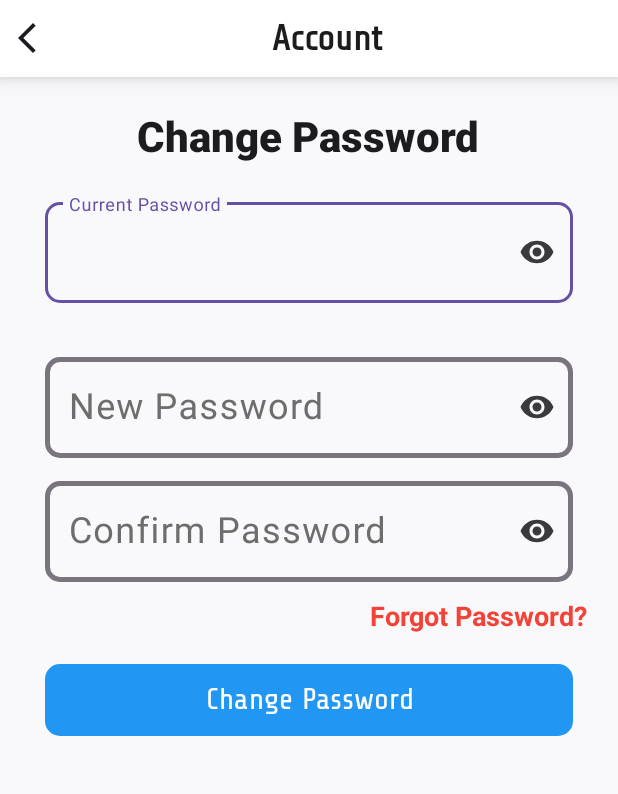
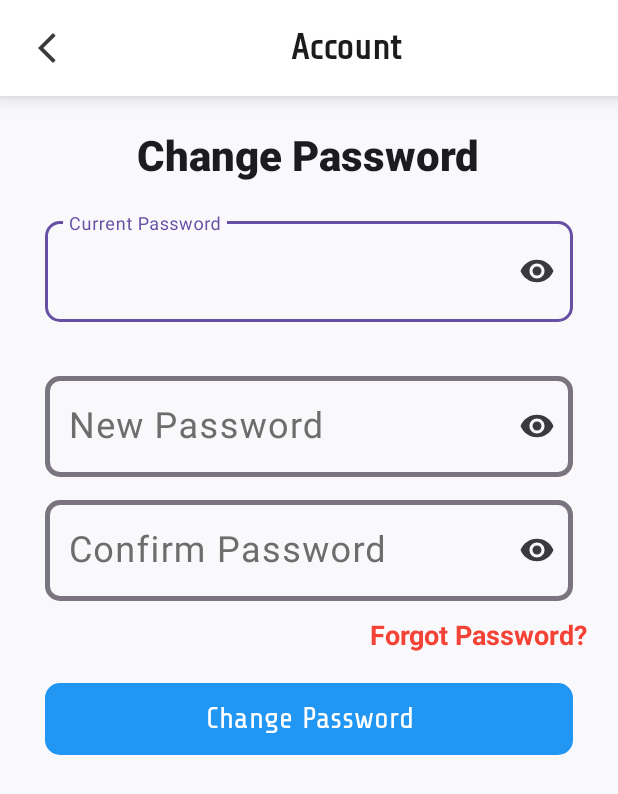
Before and after one commit to Alok-kumar2024/TimeVault-App, an Android app: the layout activity_change_password.xml on its own in the app's theme, with its tools: preview values and no code run, on a phone screen of 412 x 824 dp. Shown: the top 794 px of the screen. Run offline under Robolectric (Android 15) with nearby library versions, the phone set to English and light mode, and no system bars.

Commit message:
Fixed Some minor issues

```diff
--- a/app/src/main/java/com/example/timevault/View/Home_Fragment.kt
+++ b/app/src/main/java/com/example/timevault/View/Home_Fragment.kt
@@ -357,12 +357,11 @@ class Home_Fragment : Fragment(), SearchFragments {
                                     }
                             }
 
+                            startActivity(intent)
+
                             activity?.runOnUiThread {
                                 builderShowPassword.dismiss()
                             }
-
-                            startActivity(intent)
-
 
                         } else {
                             Toast.makeText(
--- a/app/src/main/java/com/example/timevault/View/VaultFragment.kt
+++ b/app/src/main/java/com/example/timevault/View/VaultFragment.kt
@@ -270,11 +270,12 @@ class VaultFragment : Fragment(), SearchFragments {
                                     }
                             }
 
+                            startActivity(intent)
+
                             activity?.runOnUiThread {
                                 builderShowPassword.dismiss()
                             }
 
-                            startActivity(intent)
                         } else {
                             Toast.makeText(
                                 requireContext(),
--- a/app/src/main/java/com/example/timevault/View/VaultLinkActivity.kt
+++ b/app/src/main/java/com/example/timevault/View/VaultLinkActivity.kt
@@ -238,12 +238,12 @@ class VaultLinkActivity : AppCompatActivity() {
 //                                    }
 //                            }
 
+
+                            startActivity(intent)
+
                             runOnUiThread{
                                 builderShowPassword.dismiss()
                             }
-
-                            startActivity(intent)
-
 
                         } else {
                             Toast.makeText(
--- a/app/src/main/res/layout/activity_change_password.xml
+++ b/app/src/main/res/layout/activity_change_password.xml
@@ -24,12 +24,11 @@
         <ImageButton
             android:id="@+id/IbBackButtonOfChangePassword"
             style="@style/SettingsImageButton"
-            android:layout_width="wrap_content"
-            android:layout_height="wrap_content"
+            android:layout_width="50dp"
+            android:layout_height="40dp"
             android:background="?attr/selectableItemBackgroundBorderless"
             android:src="@drawable/arrow_back_vector"
-            android:contentDescription="Back"
-            android:tint="?attr/colorOnBackground" />
+            android:contentDescription="Back" />
 
         <TextView
             style="@style/SettingsTextPrimary"
--- a/app/src/main/res/layout/activity_edit_profile.xml
+++ b/app/src/main/res/layout/activity_edit_profile.xml
@@ -24,8 +24,8 @@
         <ImageButton
             style="@style/SettingsImageButton"
             android:id="@+id/IbBackButtonOfEditProfile"
-            android:layout_width="wrap_content"
-            android:layout_height="wrap_content"
+            android:layout_width="50dp"
+            android:layout_height="40dp"
             android:src="@drawable/arrow_back_vector"
             android:contentDescription="Back"
             android:background="?attr/selectableItemBackgroundBorderless" />
--- a/app/src/main/res/layout/activity_main.xml
+++ b/app/src/main/res/layout/activity_main.xml
@@ -108,7 +108,7 @@
                 android:layout_height="wrap_content"
                 android:layout_marginHorizontal="30dp"
                 android:layout_marginTop="10dp"
-                android:hint="Enter Vault Name"
+                android:hint="Enter Vault Name/ID"
                 android:drawableStart="@drawable/search_vecctor"
                 android:drawablePadding="10dp"
                 android:drawableTint="@color/white"
--- a/app/src/main/res/values/strings.xml
+++ b/app/src/main/res/values/strings.xml
@@ -14,4 +14,5 @@
     <string name="server_clientID">469002913284-70r32gsj5eqmblp45bok59tr287m1g8t.apps.googleusercontent.com</string>
     <string name="help_center"><u>Help Center</u></string>
     <string name="privacy_policy"><u>Privacy Policy</u></string>
+    <string name="Creator">Alok Kumar</string>
 </resources>
--- a/app/src/main/res/values/themes.xml
+++ b/app/src/main/res/values/themes.xml
@@ -133,6 +133,7 @@
         <item name="android:textColorHint">#999999</item>
         <item name="android:textColor">#212121</item>
         <item name="android:elevation">8dp</item>
+        <item name="drawableTint">@color/black</item>
     </style>
 
     <style name="MainActivitySearchImageView">
```
Also changed, not shown: app/src/main/java/com/example/timevault/View/SettingsActivity.kt (+15 -10 lines).
